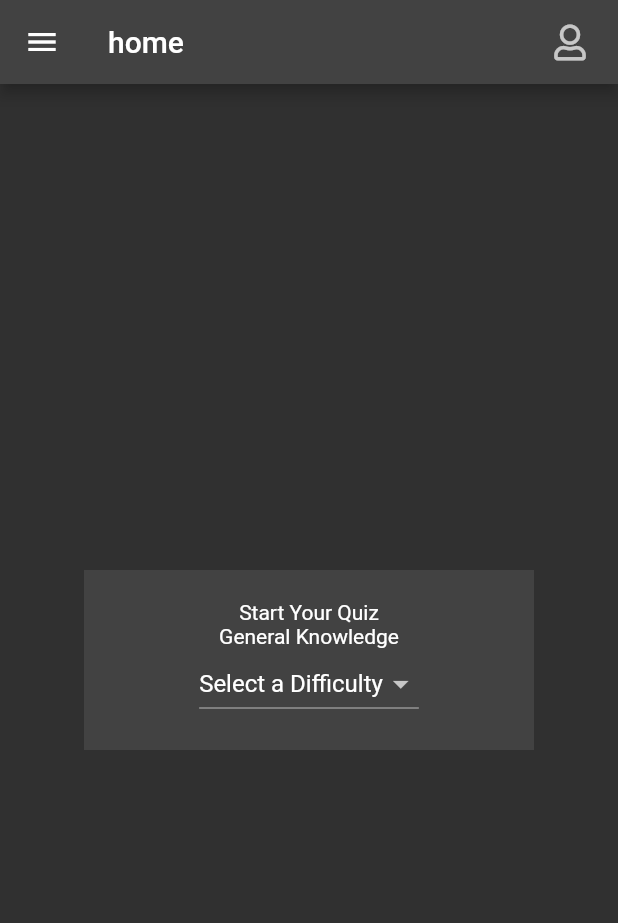
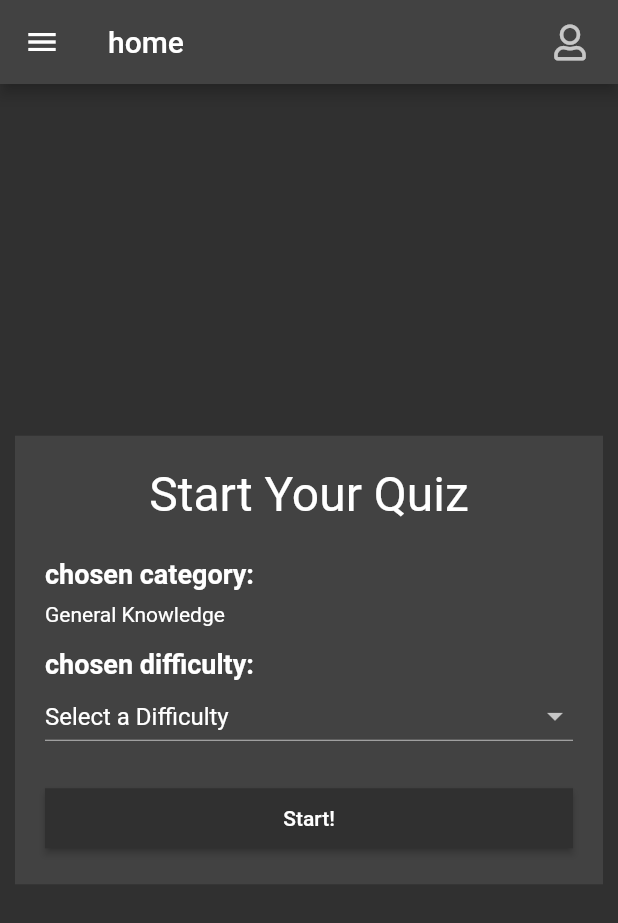
Before and after one commit to Tboules/flutter-trivia, a Flutter app: the screen it shows once a user with an empty profile is signed in, on a phone screen of 412 x 824 dp. Shown: the top 923 px of the screen. Run offline on Flutter 3.47's test engine with Material 2 defaults, Android fonts, the phone set to English and light mode, and no system bars; our stand-ins replace cloud_firestore, firebase_auth, firebase_core, font_awesome_flutter, get, google_sign_in; accounts and stored records are empty; network calls fail.

Commit message:
calling for the quiz

```diff
--- a/lib/main.dart
+++ b/lib/main.dart
@@ -1,6 +1,7 @@
 import 'package:firebase_core/firebase_core.dart';
 import 'package:flutter/material.dart';
 import 'package:get/get.dart';
+import 'package:trivia_app/screens/quiz_questions.dart';
 import 'package:trivia_app/services/trivia.dart';
 import 'package:trivia_app/shared/nav_bar.dart';
 import './screens/screens.dart';
@@ -45,7 +46,7 @@ class _AppState extends State<App> {
 
 class MyApp extends StatelessWidget {
   MyApp({Key? key}) : super(key: key);
-  TriviaService triv = Get.put(TriviaService());
+  final TriviaService triv = Get.put(TriviaService());
 
   // This widget is the root of your application.
   @override
@@ -53,7 +54,7 @@ class MyApp extends StatelessWidget {
     return GetMaterialApp(
       title: 'Flutter Demo',
       routes: {
-        '/': (context) => LoginScreen(),
+        '/': (context) => const LoginScreen(),
         '/home': (context) => HomeScreen(),
         '/user': (context) => Scaffold(
               appBar: AppBar(
@@ -62,7 +63,8 @@ class MyApp extends StatelessWidget {
                 ),
               ),
               body: const UserData(),
-            )
+            ),
+        '/quiz': (context) => QuizQuestions(),
       },
       theme: ThemeData(
         primarySwatch: Colors.blue,
--- a/lib/screens/home.dart
+++ b/lib/screens/home.dart
@@ -5,8 +5,8 @@ import 'package:trivia_app/shared/nav_bar.dart';
 
 class HomeScreen extends StatelessWidget {
   HomeScreen({Key? key}) : super(key: key);
-  AuthService auth = AuthService();
-  TriviaService triv = TriviaService();
+  final AuthService auth = AuthService();
+  final TriviaService triv = TriviaService();
 
   @override
   Widget build(BuildContext context) {
@@ -40,8 +40,6 @@ class HomeScreen extends StatelessWidget {
         title: 'home',
       ),
       body: Center(
-        child: Container(
-          constraints: const BoxConstraints(maxWidth: 1600),
         child: Row(
           children: [
             const Expanded(
@@ -59,7 +57,6 @@ class HomeScreen extends StatelessWidget {
           ],
         ),
       ),
-      ),
     );
   }
 }
--- a/lib/screens/quiz.dart
+++ b/lib/screens/quiz.dart
@@ -1,63 +1,144 @@
 import 'package:flutter/material.dart';
 import 'package:get/get.dart';
-import 'package:trivia_app/screens/screens.dart';
 import 'package:trivia_app/services/trivia.dart';
 
 class Quiz extends StatelessWidget {
+  Quiz({Key? key}) : super(key: key);
+  final TriviaService triv = Get.find();
+
   @override
   Widget build(BuildContext context) {
-    return Center(child: QuizChoiceForm());
+    return const Center(child: QuizChoiceForm());
   }
 }
 
 class QuizChoiceForm extends StatefulWidget {
-  QuizChoiceForm({Key? key}) : super(key: key);
+  const QuizChoiceForm({Key? key}) : super(key: key);
 
   @override
   _QuizChoiceFormState createState() => _QuizChoiceFormState();
 }
 
 class _QuizChoiceFormState extends State<QuizChoiceForm> {
-  final GlobalKey<FormState> _formKey = GlobalKey<FormState>();
   TriviaService triv = Get.find();
-  late String? selectedItem;
+  late String selectedItem;
 
+  @override
   void initState() {
     super.initState();
-    selectedItem = triv.difficulties[0]['value'];
+    selectedItem = triv.difficulties[0]['value'] as String;
+  }
+
+  _onSubmit() {
+    triv.fetchQuiz(selectedItem);
+    Get.offAllNamed('/quiz');
   }
 
   @override
   Widget build(BuildContext context) {
     return Container(
+      margin: const EdgeInsets.all(10),
       padding: const EdgeInsets.all(20),
       color: Colors.grey[800],
       constraints: const BoxConstraints(
-        maxWidth: 600,
+        maxWidth: 500,
         minWidth: 300,
       ),
       child: Form(
         child: Column(
           mainAxisSize: MainAxisSize.min,
           children: [
-            const Text('Start Your Quiz'),
-            Obx(() => Text('${triv.categoryName}')),
-            DropdownButton(
+            const Padding(
+              padding: EdgeInsets.only(bottom: 24),
+              child: Text(
+                'Start Your Quiz',
+                style: TextStyle(
+                  fontSize: 32,
+                ),
+              ),
+            ),
+            _catFormInput(),
+            _difFormInput(),
+            _submitButton()
+          ],
+        ),
+      ),
+    );
+  }
+
+  Widget _catFormInput() {
+    return Container(
+      width: double.infinity,
+      margin: const EdgeInsets.only(bottom: 15),
+      child: Column(
+        crossAxisAlignment: CrossAxisAlignment.start,
+        children: [
+          const Padding(
+            padding: EdgeInsets.only(bottom: 8.0),
+            child: Text(
+              'chosen category:',
+              textAlign: TextAlign.left,
+              style: TextStyle(
+                fontSize: 18,
+                fontWeight: FontWeight.bold,
+              ),
+            ),
+          ),
+          Obx(
+            () => Text('${triv.categoryName}'),
+          ),
+        ],
+      ),
+    );
+  }
+
+  Widget _difFormInput() {
+    return Column(
+      crossAxisAlignment: CrossAxisAlignment.start,
+      children: [
+        const Text(
+          'chosen difficulty:',
+          textAlign: TextAlign.left,
+          style: TextStyle(
+            fontSize: 18,
+            fontWeight: FontWeight.bold,
+          ),
+        ),
+        SizedBox(
+          width: double.infinity,
+          child: DropdownButton(
+            isExpanded: true,
             value: selectedItem,
             onChanged: (val) => setState(() {
               selectedItem = val as String;
             }),
             items: triv.difficulties.map((Map<String, String> difficulty) {
               return DropdownMenuItem(
-                  child: Text(
-                    '${difficulty['display']}',
-                  ),
+                child: Text('${difficulty['display']}'),
                 value: difficulty['value'],
               );
             }).toList(),
           ),
+        ),
       ],
+    );
+  }
+
+  Widget _submitButton() {
+    return Container(
+      margin: const EdgeInsets.only(top: 20),
+      child: ElevatedButton(
+        style: ElevatedButton.styleFrom(
+          minimumSize: const Size(double.infinity, 40),
+          primary: Colors.grey[850],
+          shape: const RoundedRectangleBorder(
+            borderRadius: BorderRadius.all(
+              Radius.circular(0),
             ),
+          ),
+        ),
+        onPressed: () => _onSubmit(),
+        child: const Text('Start!'),
       ),
     );
   }
--- a/lib/screens/quiz_cats.dart
+++ b/lib/screens/quiz_cats.dart
@@ -36,7 +36,8 @@ class _QuizCategoriesState extends State<QuizCategories> {
         future: categories,
         builder: (context, snapshot) {
           if (snapshot.hasData) {
-            return Column(
+            return SafeArea(
+              child: Column(
                 children: [
                   Container(
                     padding: const EdgeInsets.all(20),
@@ -70,6 +71,7 @@ class _QuizCategoriesState extends State<QuizCategories> {
                     ),
                   ),
                 ],
+              ),
             );
           } else {
             return const LoadingIndicator();
--- a/lib/screens/screens.dart
+++ b/lib/screens/screens.dart
@@ -3,3 +3,4 @@ export 'home.dart';
 export 'quiz.dart';
 export 'quiz_cats.dart';
 export 'user_data.dart';
+export 'quiz_questions.dart';
--- a/lib/services/trivia.dart
+++ b/lib/services/trivia.dart
@@ -1,4 +1,5 @@
 import 'dart:convert';
+import 'dart:math';
 
 import 'package:get/get.dart';
 import 'package:http/http.dart' as http;
@@ -13,12 +14,15 @@ class TriviaService extends GetxController {
   ];
   var categoryId = 9.obs;
   var categoryName = 'General Knowledge'.obs;
+  RxList<QuizQuestion> activeQuiz = <QuizQuestion>[].obs;
 
   void setCategory(Category cat) {
     categoryId.value = cat.id;
     categoryName.value = cat.name;
-    // update();
-    print(categoryName);
+  }
+
+  void resetQuiz() {
+    activeQuiz.value = [];
   }
 
   Future<List<Category>> fetchCategories() async {
@@ -31,8 +35,57 @@ class TriviaService extends GetxController {
         return Category.fromJson(item);
       }).toList();
     } else {
-      throw Exception('Failed to load album');
+      throw Exception('Failed to load categories');
     }
+  }
+
+  Future<dynamic> fetchQuiz(String dif) async {
+    String link =
+        "https://opentdb.com/api.php?amount=10&category=$categoryId&difficulty=$dif&type=multiple";
+    var res = await http.get(Uri.parse(link));
+
+    if (res.statusCode == 200) {
+      var quizArr = jsonDecode(res.body)['results'];
+      activeQuiz.value = quizArr.map<QuizQuestion>((question) {
+        return QuizQuestion.fromJson(question);
+      }).toList();
+    } else {
+      throw Exception('Could not load quiz');
+    }
+  }
+}
+
+class QuizQuestion {
+  final String question;
+  final String correctAnswer;
+  final List<String> incorrectAnswers;
+
+  QuizQuestion(
+      {required this.question,
+      required this.correctAnswer,
+      required this.incorrectAnswers});
+
+  factory QuizQuestion.fromJson(Map<String, dynamic> json) {
+    return QuizQuestion(
+      question: json['question'].toString(),
+      correctAnswer: json['correct_answer'].toString(),
+      incorrectAnswers: json['incorrect_answers'].map<String>((ia) {
+        return ia.toString();
+      }).toList(),
+    );
+  }
+
+  List<String> allAnswers() {
+    int injectedPosition = Random().nextInt(4);
+    List<String> answers = incorrectAnswers;
+
+    answers.insert(injectedPosition, correctAnswer);
+
+    return answers;
+  }
+
+  bool correct(String ans) {
+    return ans == correctAnswer;
   }
 }
 
```
Also changed, not shown: lib/screens/quiz_questions.dart (added, +75 -0 lines). Lines whose indentation alone changed are shown as unchanged.
